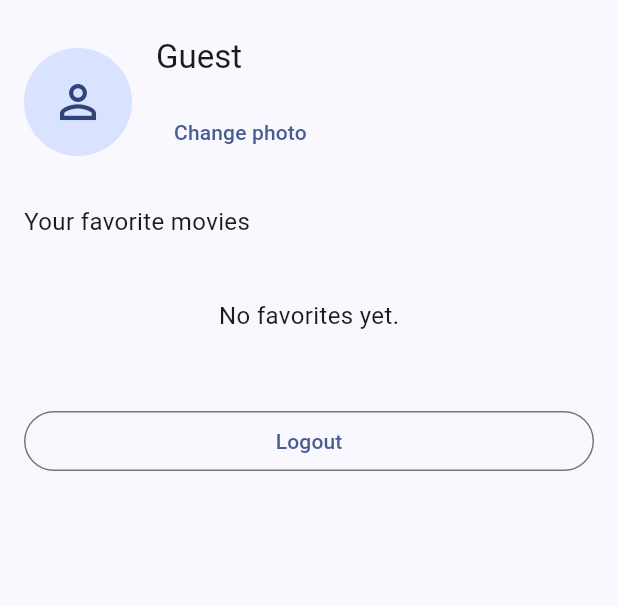
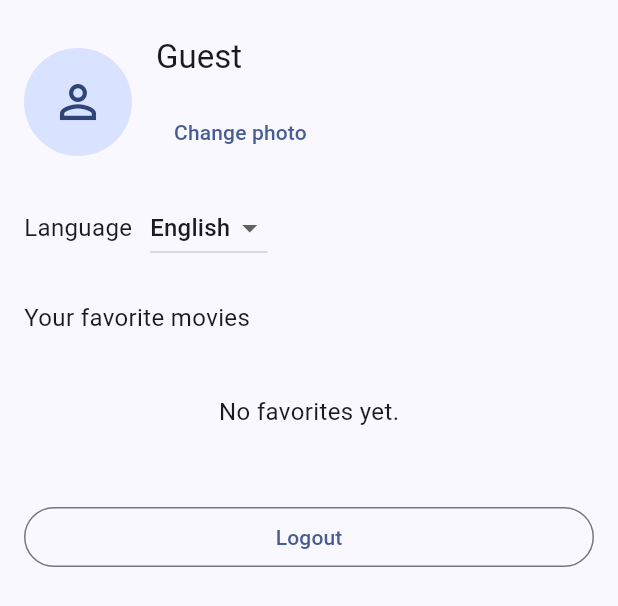
Before and after one commit to baraaan-k/shartflix, a Flutter app: the ProfilePage widget shown alone on an empty page, opened directly, on a phone screen of 412 x 824 dp. Shown: the top 606 px of the screen. Run offline on Flutter 3.47's test engine with Material 3 defaults, Android fonts, the phone set to English and light mode, and no system bars; our stand-ins replace flutter_secure_storage, image_picker; accounts and stored records are empty; generated files the repository leaves out were written again.

Commit message:
feat: persist selected language

```diff
--- /dev/null
+++ b/l10n.yaml
@@ -0,0 +1,4 @@
+arb-dir: lib/l10n
+template-arb-file: app_en.arb
+output-localization-file: app_localizations.dart
+output-class: AppLocalizations
--- /dev/null
+++ b/lib/core/localization/app_locale_controller.dart
@@ -0,0 +1,27 @@
+import 'package:flutter/material.dart';
+
+import 'locale_prefs_store.dart';
+
+class AppLocaleController {
+  AppLocaleController(this._prefsStore);
+
+  final LocalePrefsStore _prefsStore;
+  final ValueNotifier<Locale?> locale = ValueNotifier<Locale?>(null);
+
+  Future<void> load() async {
+    final code = await _prefsStore.readLocaleCode();
+    if (code == null) return;
+    locale.value = Locale(code);
+  }
+
+  Future<void> setLocale(Locale? newLocale) async {
+    locale.value = newLocale;
+    if (newLocale == null) return;
+    await _prefsStore.saveLocaleCode(newLocale.languageCode);
+  }
+
+  Future<void> clearLocale() async {
+    locale.value = null;
+    await _prefsStore.saveLocaleCode('');
+  }
+}
--- a/lib/features/profile/presentation/pages/profile_page.dart
+++ b/lib/features/profile/presentation/pages/profile_page.dart
@@ -2,10 +2,12 @@ import 'dart:async';
 import 'dart:io';
 
 import 'package:flutter/material.dart';
+import 'package:flutter_gen/gen_l10n/app_localizations.dart';
 import 'package:image_picker/image_picker.dart';
 
 import '../../../../core/di/service_locator.dart';
 import '../../../../core/router/app_router.dart';
+import '../../../../core/localization/app_locale_controller.dart';
 import '../../../../features/auth/domain/usecases/logout_usecase.dart';
 import '../../../../features/favorites/domain/entities/favorite_movie.dart';
 import '../../../../features/favorites/presentation/bloc/favorites_cubit.dart';
@@ -23,6 +25,7 @@ class ProfilePage extends StatefulWidget {
 class _ProfilePageState extends State<ProfilePage> {
   late final FavoritesCubit _favoritesCubit;
   late final ProfileCubit _profileCubit;
+  late final AppLocaleController _localeController;
   StreamSubscription<FavoritesState>? _subscription;
   StreamSubscription<ProfileState>? _profileSubscription;
   String? _lastError;
@@ -33,6 +36,7 @@ class _ProfilePageState extends State<ProfilePage> {
     super.initState();
     _favoritesCubit = ServiceLocator.instance.get<FavoritesCubit>();
     _profileCubit = ServiceLocator.instance.get<ProfileCubit>();
+    _localeController = ServiceLocator.instance.get<AppLocaleController>();
     _subscription = _favoritesCubit.stream.listen(_handleState);
     _profileSubscription = _profileCubit.stream.listen(_handleProfileState);
     _profileCubit.load();
@@ -49,8 +53,9 @@ class _ProfilePageState extends State<ProfilePage> {
     if (!mounted) return;
     if (state.errorMessage != null && state.errorMessage != _lastError) {
       _lastError = state.errorMessage;
+      final l10n = AppLocalizations.of(context)!;
       ScaffoldMessenger.of(context).showSnackBar(
-        SnackBar(content: Text(state.errorMessage!)),
+        SnackBar(content: Text(l10n.commonError)),
       );
     }
   }
@@ -59,8 +64,9 @@ class _ProfilePageState extends State<ProfilePage> {
     if (!mounted) return;
     if (state.errorMessage != null && state.errorMessage != _lastProfileError) {
       _lastProfileError = state.errorMessage;
+      final l10n = AppLocalizations.of(context)!;
       ScaffoldMessenger.of(context).showSnackBar(
-        SnackBar(content: Text(state.errorMessage!)),
+        SnackBar(content: Text(l10n.commonError)),
       );
     }
   }
@@ -73,14 +79,16 @@ class _ProfilePageState extends State<ProfilePage> {
       await _profileCubit.setAvatar(File(selected.path));
     } catch (_) {
       if (!mounted) return;
+      final l10n = AppLocalizations.of(context)!;
       ScaffoldMessenger.of(context).showSnackBar(
-        const SnackBar(content: Text('Failed to pick image.')),
+        SnackBar(content: Text(l10n.profilePhotoPickError)),
       );
     }
   }
 
   @override
   Widget build(BuildContext context) {
+    final l10n = AppLocalizations.of(context)!;
     return StreamBuilder<ProfileState>(
       initialData: _profileCubit.state,
       stream: _profileCubit.stream,
@@ -93,9 +101,14 @@ class _ProfilePageState extends State<ProfilePage> {
             ? user!.name!
             : hasEmail
                 ? user!.email.split('@').first
-                : 'Guest';
+                : l10n.profileGuest;
         final email = user?.email ?? '';
         final avatarPath = user?.avatarPath;
+        final selectedLocale =
+            _localeController.locale.value ?? Localizations.localeOf(context);
+        final dropdownLocale = selectedLocale.languageCode == 'tr'
+            ? const Locale('tr')
+            : const Locale('en');
 
         return StreamBuilder<FavoritesState>(
           initialData: _favoritesCubit.state,
@@ -146,21 +159,47 @@ class _ProfilePageState extends State<ProfilePage> {
                                       strokeWidth: 2,
                                     ),
                                   )
-                                : const Text('Change photo'),
+                                : Text(l10n.profileChangePhoto),
                           ),
                         ],
                       ),
                     ),
                   ],
                 ),
+                const SizedBox(height: 16),
+                Row(
+                  children: [
+                    Text(
+                      l10n.profileLanguage,
+                      style: Theme.of(context).textTheme.bodyMedium,
+                    ),
+                    const SizedBox(width: 12),
+                    DropdownButton<Locale>(
+                      value: dropdownLocale,
+                      onChanged: (locale) {
+                        _localeController.setLocale(locale);
+                      },
+                      items: [
+                        DropdownMenuItem(
+                          value: const Locale('en'),
+                          child: Text(l10n.profileLanguageEnglish),
+                        ),
+                        DropdownMenuItem(
+                          value: const Locale('tr'),
+                          child: Text(l10n.profileLanguageTurkish),
+                        ),
+                      ],
+                    ),
+                  ],
+                ),
                 const SizedBox(height: 24),
                 Text(
-                  'Your favorite movies',
+                  l10n.profileFavoritesTitle,
                   style: Theme.of(context).textTheme.bodyMedium,
                 ),
                 const SizedBox(height: 16),
                 if (state.favorites.isEmpty)
-                  const _EmptyFavorites()
+                  _EmptyFavorites(message: l10n.profileNoFavorites)
                 else
                   ...state.favorites.map(
                     (movie) => _FavoriteTile(
@@ -179,7 +218,7 @@ class _ProfilePageState extends State<ProfilePage> {
                       (route) => false,
                     );
                   },
-                  child: const Text('Logout'),
+                  child: Text(l10n.profileLogout),
                 ),
               ],
             );
@@ -191,14 +230,16 @@ class _ProfilePageState extends State<ProfilePage> {
 }
 
 class _EmptyFavorites extends StatelessWidget {
-  const _EmptyFavorites();
+  const _EmptyFavorites({required this.message});
+
+  final String message;
 
   @override
   Widget build(BuildContext context) {
-    return const Center(
+    return Center(
       child: Padding(
-        padding: EdgeInsets.symmetric(vertical: 24),
-        child: Text('No favorites yet.'),
+        padding: const EdgeInsets.symmetric(vertical: 24),
+        child: Text(message),
       ),
     );
   }
--- a/lib/main.dart
+++ b/lib/main.dart
@@ -3,10 +3,12 @@ import 'package:flutter/material.dart';
 import 'app/app.dart';
 import 'core/di/service_locator.dart';
 import 'core/install/install_guard.dart';
+import 'core/localization/app_locale_controller.dart';
 
 Future<void> main() async {
   WidgetsFlutterBinding.ensureInitialized();
   setupDependencies();
   await InstallGuard.ensureFreshInstallCleanup();
+  await ServiceLocator.instance.get<AppLocaleController>().load();
   runApp(const App());
 }
--- a/pubspec.yaml
+++ b/pubspec.yaml
@@ -30,6 +30,8 @@ environment:
 dependencies:
   flutter:
     sdk: flutter
+  flutter_localizations:
+    sdk: flutter
 
   # The following adds the Cupertino Icons font to your application.
   # Use with the CupertinoIcons class for iOS style icons.
@@ -37,6 +39,7 @@ dependencies:
   flutter_secure_storage: ^10.0.0
   path_provider: ^2.1.3
   image_picker: ^1.1.2
+  intl: ^0.19.0
 
 dev_dependencies:
   flutter_test:
@@ -59,6 +62,7 @@ flutter:
   # included with your application, so that you can use the icons in
   # the material Icons class.
   uses-material-design: true
+  generate: true
 
   # To add assets to your application, add an assets section, like this:
   # assets:
```
Also changed, not shown: lib/app/app.dart (+24 -5 lines), lib/app/app_shell.dart (+12 -10 lines), lib/core/di/service_locator.dart (+8 -0 lines), lib/core/localization/locale_prefs_store.dart (added, +44 -0 lines), lib/features/home/presentation/pages/home_page.dart (+35 -11 lines), lib/features/offer/presentation/limited_offer_sheet.dart (+12 -12 lines), lib/l10n/app_en.arb (added, +30 -0 lines), lib/l10n/app_tr.arb (added, +30 -0 lines), pubspec.lock.
